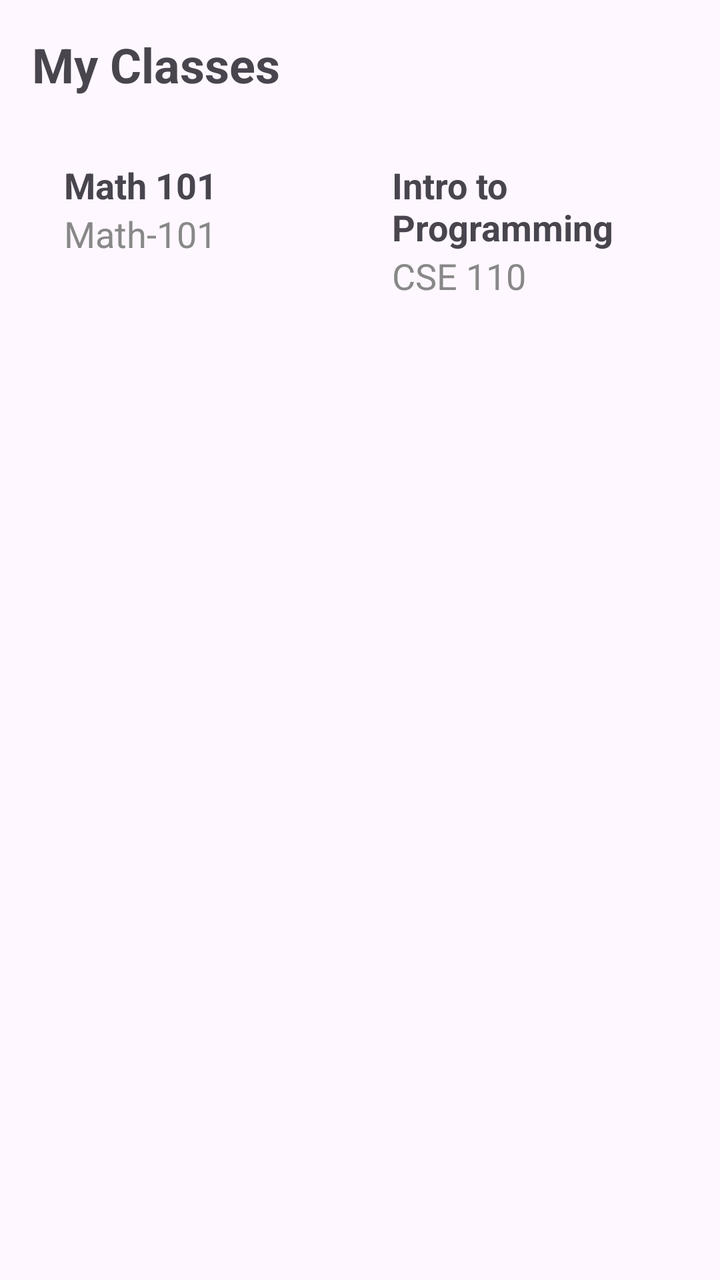
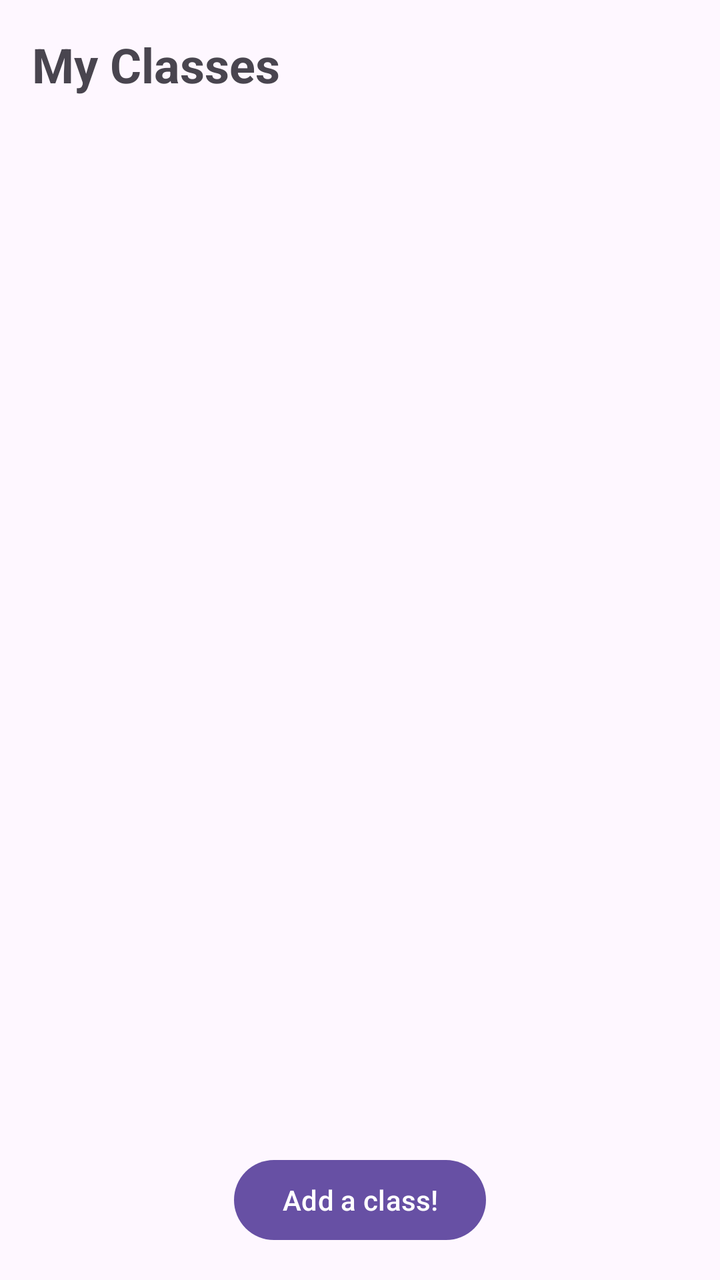

Two renders of the same Android screen: before a commit and after it. Below are the layout's source before the change and the commit's diff.
<!-- AndroidManifest.xml: application theme Theme.CollegeNotes -->
<!-- res/layout/activity_file_screen.xml -->
<LinearLayout
    xmlns:android="http://schemas.android.com/apk/res/android"
    android:id="@+id/main"
    android:orientation="vertical"
    android:padding="16dp"
    android:layout_width="match_parent"
    android:layout_height="match_parent">

    
    <TextView
        android:text="My Classes"
        android:textSize="24sp"
        android:textStyle="bold"
        android:layout_width="wrap_content"
        android:layout_height="wrap_content" />

    
    <LinearLayout
        android:orientation="horizontal"
        android:layout_width="match_parent"
        android:layout_height="wrap_content"
        android:layout_marginTop="16dp">

        <LinearLayout
            android:id="@+id/leftClass"
            android:orientation="vertical"
            android:layout_width="0dp"
            android:layout_weight="1"
            android:padding="16dp"
            android:layout_height="wrap_content"
            android:background="?attr/selectableItemBackground"
            android:clickable="true"
            android:focusable="true">

                <TextView
                    android:id="@+id/classTitle"
                    android:layout_width="match_parent"
                    android:layout_height="wrap_content"
                    android:text="Math 101"
                    android:textSize="18sp"
                    android:textStyle="bold"/>

                <TextView
                    android:id="@+id/classSubtitle"
                    android:layout_width="match_parent"
                    android:layout_height="wrap_content"
                    android:text="Math-101"
                    android:textSize="18sp"
                    android:textColor="#888888"/>
        </LinearLayout>

        <LinearLayout
            android:id="@+id/rightClass"
            android:orientation="vertical"
            android:layout_width="0dp"
            android:layout_weight="1"
            android:padding="16dp"
            android:layout_height="wrap_content"
            android:background="?attr/selectableItemBackground"
            android:clickable="true"
            android:focusable="true">

            <TextView
                android:id="@+id/class2Title"
                android:layout_width="match_parent"
                android:layout_height="wrap_content"
                android:text="Intro to Programming"
                android:textSize="18sp"
                android:textStyle="bold"/>

            <TextView
                android:id="@+id/class2Subtitle"
                android:layout_width="match_parent"
                android:layout_height="wrap_content"
                android:text="CSE 110"
                android:textSize="18sp"
                android:textColor="#888888"/>
        </LinearLayout>
    </LinearLayout>








</LinearLayout>
<!-- resources referenced by this layout -->
<resources>
  <style name="Theme.CollegeNotes" parent="Base.Theme.CollegeNotes" />
  <style name="Base.Theme.CollegeNotes" parent="Theme.Material3.DayNight.NoActionBar">
          
          
      </style>
</resources>

<!-- the commit's change to res/layout/activity_file_screen.xml (unified diff, before → after) -->
@@ -15,74 +15,29 @@
         android:layout_height="wrap_content" />
 
     
-    <LinearLayout
-        android:orientation="horizontal"
+
+    <ScrollView
         android:layout_width="match_parent"
-        android:layout_height="wrap_content"
-        android:layout_marginTop="16dp">
+        android:layout_height="0dp"
+        android:layout_weight="1">
 
         <LinearLayout
-            android:id="@+id/leftClass"
+            android:id="@+id/classContainer"
+            android:layout_width="match_parent"
+            android:layout_height="wrap_content"
             android:orientation="vertical"
-            android:layout_width="0dp"
-            android:layout_weight="1"
-            android:padding="16dp"
-            android:layout_height="wrap_content"
-            android:background="?attr/selectableItemBackground"
-            android:clickable="true"
-            android:focusable="true">
-
-                <TextView
-                    android:id="@+id/classTitle"
-                    android:layout_width="match_parent"
-                    android:layout_height="wrap_content"
-                    android:text="Math 101"
-                    android:textSize="18sp"
-                    android:textStyle="bold"/>
-
-                <TextView
-                    android:id="@+id/classSubtitle"
-                    android:layout_width="match_parent"
-                    android:layout_height="wrap_content"
-                    android:text="Math-101"
-                    android:textSize="18sp"
-                    android:textColor="#888888"/>
+            android:padding="16dp">
+            
         </LinearLayout>
 
-        <LinearLayout
-            android:id="@+id/rightClass"
-            android:orientation="vertical"
-            android:layout_width="0dp"
-            android:layout_weight="1"
-            android:padding="16dp"
-            android:layout_height="wrap_content"
-            android:background="?attr/selectableItemBackground"
-            android:clickable="true"
-            android:focusable="true">
+    </ScrollView>
 
-            <TextView
-                android:id="@+id/class2Title"
-                android:layout_width="match_parent"
-                android:layout_height="wrap_content"
-                android:text="Intro to Programming"
-                android:textSize="18sp"
-                android:textStyle="bold"/>
-
-            <TextView
-                android:id="@+id/class2Subtitle"
-                android:layout_width="match_parent"
-                android:layout_height="wrap_content"
-                android:text="CSE 110"
-                android:textSize="18sp"
-                android:textColor="#888888"/>
-        </LinearLayout>
-    </LinearLayout>
-
-
-
-
-
-
-
+    <Button
+        android:id="@+id/addClassButton"
+        android:layout_width="wrap_content"
+        android:layout_height="wrap_content"
+        android:text="Add a class!"
+        android:clickable="true"
+        android:layout_gravity="center_horizontal"/>
 
 </LinearLayout>
